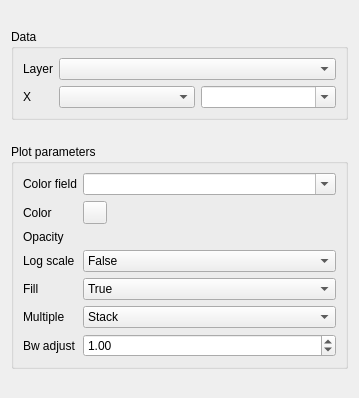
GispoCoding/eis_qgis_plugin, file eis_qgis_plugin/resources/ui/wizard_plot_kde.ui: the form before one commit.
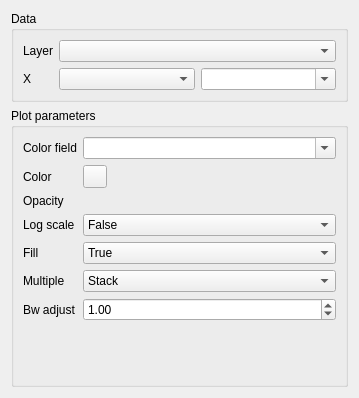
The form after the commit. Custom widgets are drawn as their Qt base class.

Commit message: Add plot template parent class for all plots

What changed in the file:
```diff
--- a/eis_qgis_plugin/resources/ui/wizard_plot_kde.ui
+++ b/eis_qgis_plugin/resources/ui/wizard_plot_kde.ui
@@ -79,13 +79,7 @@
     </widget>
    </item>
    <item>
-    <widget class="QGroupBox" name="plot_customization_box_2">
-     <property name="sizePolicy">
-      <sizepolicy hsizetype="Preferred" vsizetype="Maximum">
-       <horstretch>0</horstretch>
-       <verstretch>0</verstretch>
-      </sizepolicy>
-     </property>
+    <widget class="QgsCollapsibleGroupBox" name="parameter_box">
      <property name="title">
       <string>Plot parameters</string>
      </property>
@@ -131,6 +125,13 @@
         </property>
        </widget>
       </item>
+      <item row="2" column="1">
+       <widget class="QgsOpacityWidget" name="opacity">
+        <property name="opacity">
+         <double>1.000000000000000</double>
+        </property>
+       </widget>
+      </item>
       <item row="3" column="0">
        <widget class="QLabel" name="label_115">
         <property name="text">
@@ -227,19 +228,18 @@
         </property>
        </widget>
       </item>
-      <item row="2" column="1">
-       <widget class="QgsOpacityWidget" name="kde_opacity">
-        <property name="opacity">
-         <double>1.000000000000000</double>
-        </property>
-       </widget>
-      </item>
      </layout>
     </widget>
    </item>
   </layout>
  </widget>
  <customwidgets>
+  <customwidget>
+   <class>QgsCollapsibleGroupBox</class>
+   <extends>QGroupBox</extends>
+   <header>qgscollapsiblegroupbox.h</header>
+   <container>1</container>
+  </customwidget>
   <customwidget>
    <class>QgsColorButton</class>
    <extends>QToolButton</extends>
```
Left out of the diff: 20 changed lines with no effect on the pictures. The commit also changes 16 other files.
